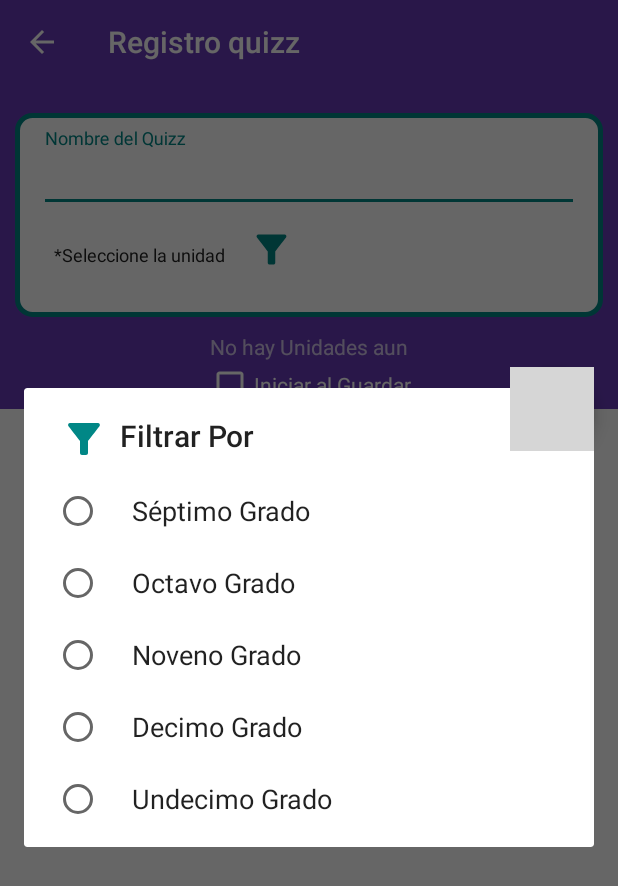
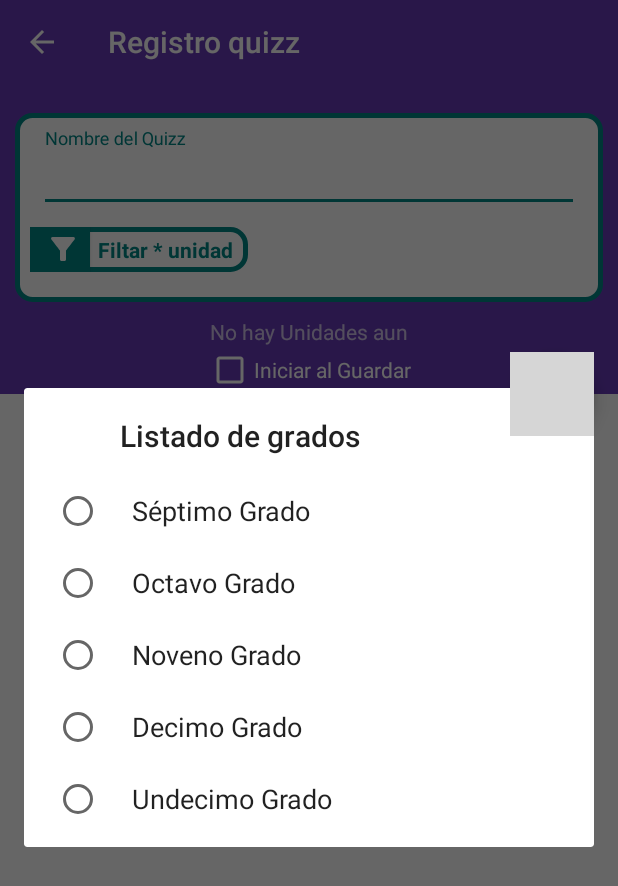
Before and after one commit to MelHerrera/LaEsperanzaCollege, an Android app: the AgregarQuizActivity screen opened directly, with no data from a screen before it, after a tap on an icon or button, on a phone screen of 412 x 824 dp. Shown: the top 886 px of the screen. Run offline under Robolectric (Android 15) with nearby library versions, the phone set to English and light mode, and no system bars; grey boxes are pictures that could not be loaded.

Commit message:
Mejora en pantallas

```diff
--- a/app/src/main/AndroidManifest.xml
+++ b/app/src/main/AndroidManifest.xml
@@ -51,6 +51,7 @@
         <activity android:name=".QuizzesActivity" />
         <activity
             android:name=".AgregarEstuActivity"
+            android:windowSoftInputMode="stateHidden"
             android:theme="@style/Theme.MaterialComponents.Light.NoActionBar" />
         <activity
             android:name=".LoginActivity"
--- a/app/src/main/java/com/app/laesperanzacollege/AgregarQuizActivity.kt
+++ b/app/src/main/java/com/app/laesperanzacollege/AgregarQuizActivity.kt
@@ -111,7 +111,7 @@ class AgregarQuizActivity : AppCompatActivity(),UnidadObserver,PreguntaObserver
             }
 
             val myAlert=AlertDialog.Builder(this)
-            myAlert.setTitle("Filtrar Por")
+            myAlert.setTitle("Listado de grados")
             myAlert.setIcon(R.drawable.ic_filter)
 
             myAlert.setSingleChoiceItems(misGrados.toTypedArray(),-1)
--- a/app/src/main/res/drawable/ic_filter.xml
+++ b/app/src/main/res/drawable/ic_filter.xml
@@ -4,6 +4,6 @@
     android:viewportWidth="24"
     android:viewportHeight="24">
   <path
-      android:fillColor="@color/colorAccent"
+      android:fillColor="@color/icons"
       android:pathData="M4.25,5.61C6.27,8.2 10,13 10,13v6c0,0.55 0.45,1 1,1h2c0.55,0 1,-0.45 1,-1v-6c0,0 3.72,-4.8 5.74,-7.39C20.25,4.95 19.78,4 18.95,4H5.04C4.21,4 3.74,4.95 4.25,5.61z"/>
 </vector>
--- a/app/src/main/res/layout/activity_agregar_quiz.xml
+++ b/app/src/main/res/layout/activity_agregar_quiz.xml
@@ -52,34 +52,45 @@
                     </com.google.android.material.textfield.TextInputLayout>
 
                     <LinearLayout
-                        android:layout_width="match_parent"
+                        android:layout_width="wrap_content"
                         android:layout_height="match_parent"
+                        android:weightSum="1"
+                        android:background="@drawable/backgroud_rounded_itemquizzes"
                         android:layout_margin="@dimen/medium_margin"
                         android:orientation="horizontal">
 
+                        <Button
+                            android:id="@+id/filtroUnidades"
+                            android:layout_width="40dp"
+                            android:paddingLeft="10dp"
+                            android:layout_height="30dp"
+                            android:background="@color/colorAccent"
+                            android:layout_gravity="center"
+                            android:layout_weight="0.9"
+                            android:drawableLeft="@drawable/ic_filter"
+
+                         />
+
                         <TextView
-                            android:layout_width="wrap_content"
-                            android:layout_height="wrap_content"
-                            android:layout_marginLeft="16dp"
-                            android:layout_marginTop="10dp"
-                            android:layout_marginRight="16dp"
+                            android:layout_weight="0.1"
+                            android:layout_width="match_parent"
+                            android:layout_height="match_parent"
+                            android:layout_marginLeft="5dp"
+
+                            android:gravity="center"
+                            android:layout_marginRight="10dp"
                             android:text="@string/seleccione_la_unidad"
-                            android:textColor="@color/primaryText"
-                            android:textSize="12sp" />
+                            android:textColor="@color/colorAccent"
+                            android:textStyle="bold"
+                            android:textSize="14sp" />
 
-                        <ImageView
-                            android:id="@+id/filtroUnidades"
-                            android:layout_width="30dp"
-                            android:layout_height="30dp"
-                            android:layout_gravity="center"
-                            app:srcCompat="@drawable/ic_filter" />
+
                     </LinearLayout>
 
 
                     <androidx.recyclerview.widget.RecyclerView
                         android:id="@+id/recyUnid"
                         android:layout_width="match_parent"
-                        android:layout_marginTop="10dp"
                         android:layout_marginLeft="16dp"
                         android:layout_marginRight="16dp"
                         android:layout_marginBottom="10dp"
--- a/app/src/main/res/layout/activity_est.xml
+++ b/app/src/main/res/layout/activity_est.xml
@@ -12,7 +12,7 @@
         android:layout_height="wrap_content"
         android:layout_margin="15dp"
         android:src="@drawable/ic_add"
-        app:backgroundTint="@color/colorPrimary"
+        app:backgroundTint="@color/colorAccent"
         app:layout_constraintBottom_toBottomOf="parent"
         app:layout_constraintEnd_toEndOf="parent" />
 
--- a/app/src/main/res/layout/item_estu.xml
+++ b/app/src/main/res/layout/item_estu.xml
@@ -3,7 +3,9 @@
     xmlns:app="http://schemas.android.com/apk/res-auto"
     android:layout_width="match_parent"
     android:layout_height="wrap_content"
-    android:layout_margin="16dp"
+    android:layout_marginLeft="16dp"
+    android:layout_marginRight="16dp"
+    android:layout_marginTop="5dp"
     app:cardCornerRadius="5dp">
 
     <androidx.constraintlayout.widget.ConstraintLayout
--- a/app/src/main/res/values/strings.xml
+++ b/app/src/main/res/values/strings.xml
@@ -22,7 +22,7 @@
     <string name="finalizado">Finalizado</string>
     <string name="preguntas">Preguntas</string>
     <string name="empezar">Empezar</string>
-    <string name="seleccione_la_unidad">*Seleccione la unidad</string>
+    <string name="seleccione_la_unidad">Filtar * unidad</string>
     <string name="no_hay_unidades_aun">No hay Unidades aun</string>
     <string name="registro_quizz">Registro quizz</string>
     <string name="no_hay_quizzes_aun">No hay Quizzes Aun</string>
```
